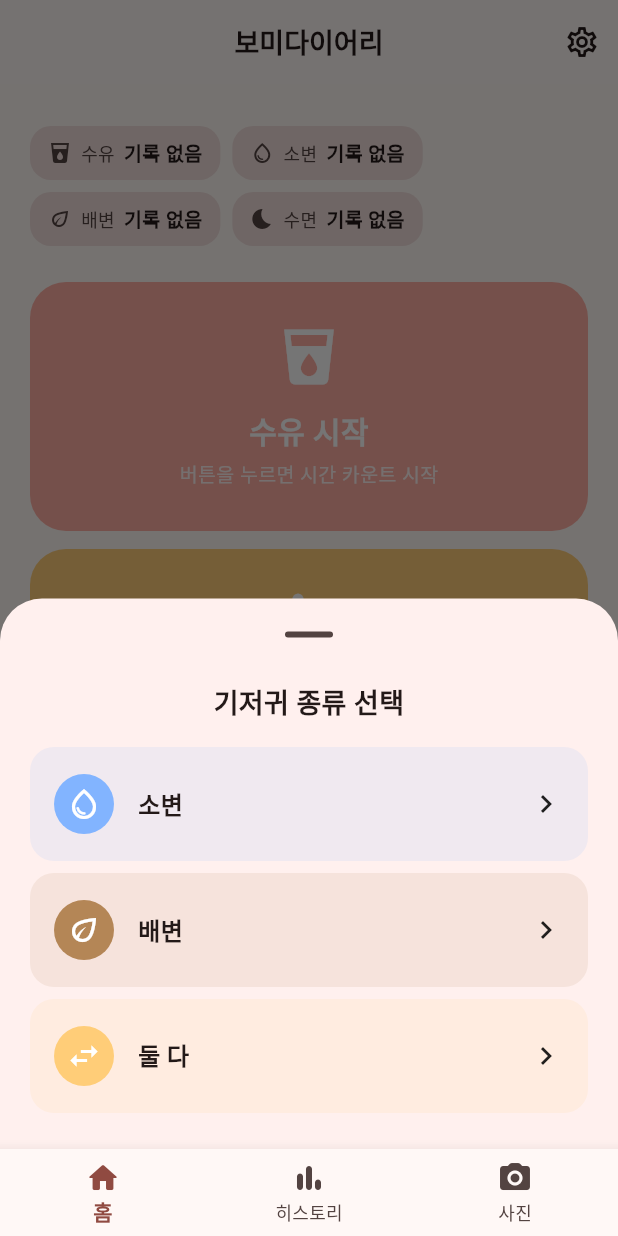
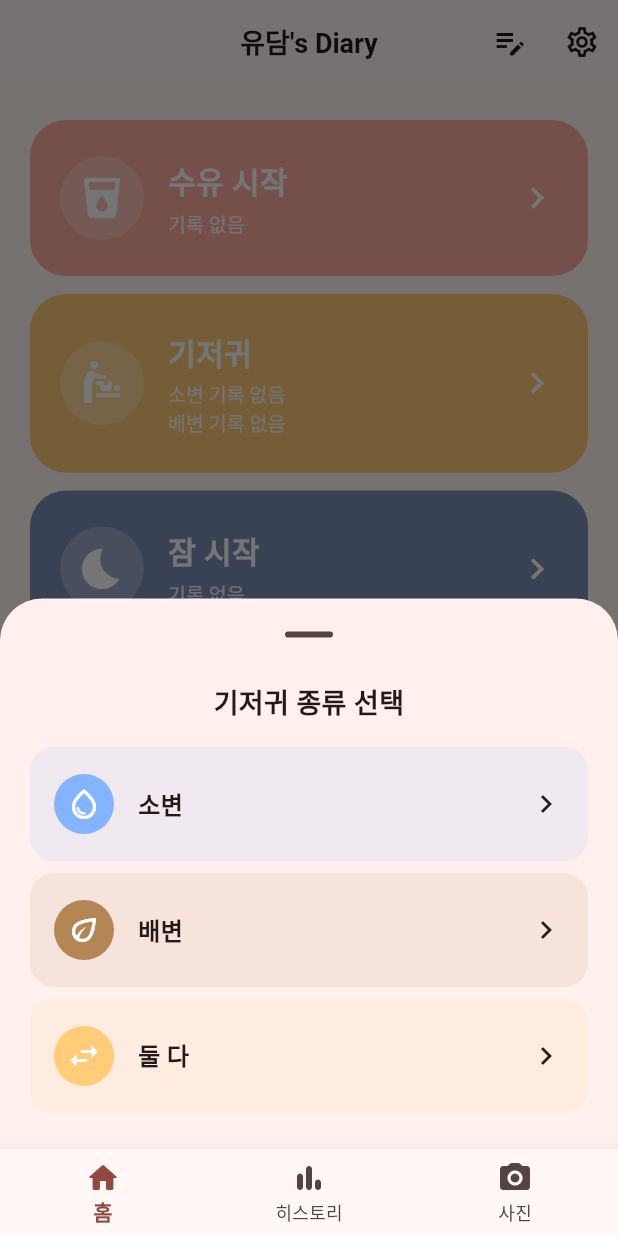
Before and after one commit to jya1park/BodmeDiary, a Flutter app: the HomeScreen screen opened by its route, after a tap on "기저귀", on a phone screen of 412 x 824 dp. Run offline on Flutter 3.47's test engine with Material 3 defaults, Android fonts, the phone set to English and light mode, and no system bars; our stand-ins replace cloud_firestore, cloud_functions, firebase_auth, firebase_core, firebase_crashlytics, fl_chart and 5 more; missing offline and left inert: firebase_app_check; accounts and stored records are empty; Roboto replaces fonts that are missing (NotoSansKR).

Commit message:
홈 UX 개선 + 수동 기록 편집 기능 추가
홈 화면 통합:
- 상단 ElapsedSinceChip 4개 Wrap 제거
- 각 큰 버튼이 가로 배치(아이콘 + 라벨/메타) 로 변경
- 버튼 안에 ElapsedText 위젯으로 마지막 기록 경과시간 표시
  - 수유: "마지막 1시간 23분 전 · 약 ~46ml"
  - 기저귀: "소변 35분 전" / "배변 4시간 전" 두 줄
  - 잠: "깬지 1시간 전"
- ElapsedText 는 30초마다 자동 갱신

기록 편집 (수동 기록 추가/삭제):
- 홈 AppBar 에 edit_note 아이콘 → /manual-records 로 이동
- ManualRecordsScreen: 최근 100개 이벤트 목록
  - 우측 스와이프 또는 휴지통 아이콘 → 삭제 확인 다이얼로그
  - FAB '+ 수동 기록' → 폼 바텀시트
- ManualRecordForm:
  - 종류 선택 (수유/기저귀/잠) SegmentedButton
  - 시작·종료 시간 datetime picker (기저귀는 시작=종료)
  - 기저귀 종류 선택 (소변/배변/둘다)
  - 분유 양 입력 (선택)
  - 저장 시 source: manual 로 기록

영향 범위:
- PrimaryActionButton: subtitle: String? → Widget? 으로 변경
- routes.dart, app_router.dart: /manual-records 경로 추가
- elapsed_since_chip.dart: 더 이상 사용 안 함 (dead code, 추후 정리)

```diff
--- a/lib/core/routing/app_router.dart
+++ b/lib/core/routing/app_router.dart
@@ -8,6 +8,7 @@ import '../../features/auth/presentation/sign_in_screen.dart';
 import '../../features/auth/presentation/splash_screen.dart';
 import '../../features/history/presentation/history_screen.dart';
 import '../../features/home/presentation/home_screen.dart';
+import '../../features/manual/presentation/manual_records_screen.dart';
 import '../../features/onboarding/presentation/add_baby_screen.dart';
 import '../../features/photo_ocr/presentation/photo_capture_screen.dart';
 import '../../features/photo_ocr/presentation/photo_review_screen.dart';
@@ -97,6 +98,10 @@ final appRouterProvider = Provider<GoRouter>((ref) {
         path: Routes.familyInvite,
         builder: (_, __) => const FamilyInviteScreen(),
       ),
+      GoRoute(
+        path: Routes.manualRecords,
+        builder: (_, __) => const ManualRecordsScreen(),
+      ),
     ],
     errorBuilder: (context, state) => Scaffold(
       body: Center(child: Text('경로 오류: ${state.uri}')),
--- a/lib/core/routing/routes.dart
+++ b/lib/core/routing/routes.dart
@@ -14,4 +14,5 @@ class Routes {
   static const settings = '/settings';
   static const familyInvite = '/settings/family-invite';
   static const photoReview = '/photo/review';
+  static const manualRecords = '/manual-records';
 }
--- /dev/null
+++ b/lib/core/widgets/elapsed_text.dart
@@ -0,0 +1,53 @@
+import 'dart:async';
+
+import 'package:flutter/material.dart';
+
+import '../time/duration_format.dart';
+
+/// 30초마다 자동 갱신되는 "X 전" 텍스트.
+/// [since] 가 null 이면 [emptyText] (기본: "기록 없음") 표시.
+class ElapsedText extends StatefulWidget {
+  const ElapsedText({
+    required this.since,
+    this.prefix = '마지막 ',
+    this.suffix,
+    this.emptyText = '기록 없음',
+    super.key,
+  });
+
+  final DateTime? since;
+  final String prefix;
+  final String? suffix;
+  final String emptyText;
+
+  @override
+  State<ElapsedText> createState() => _ElapsedTextState();
+}
+
+class _ElapsedTextState extends State<ElapsedText> {
+  Timer? _ticker;
+
+  @override
+  void initState() {
+    super.initState();
+    _ticker = Timer.periodic(const Duration(seconds: 30), (_) {
+      if (mounted) setState(() {});
+    });
+  }
+
+  @override
+  void dispose() {
+    _ticker?.cancel();
+    super.dispose();
+  }
+
+  @override
+  Widget build(BuildContext context) {
+    final since = widget.since;
+    if (since == null) return Text(widget.emptyText);
+    final base =
+        widget.prefix + formatElapsed(DateTime.now().difference(since));
+    final suffix = widget.suffix;
+    return Text(suffix == null ? base : '$base · $suffix');
+  }
+}
--- a/lib/core/widgets/primary_action_button.dart
+++ b/lib/core/widgets/primary_action_button.dart
@@ -1,6 +1,7 @@
 import 'package:flutter/material.dart';
 
 /// 홈 화면의 큰 액션 버튼 (수유·기저귀·잠).
+/// [subtitle] 은 위젯이라 정적 텍스트뿐 아니라 동적 경과시간 표시도 가능.
 class PrimaryActionButton extends StatelessWidget {
   const PrimaryActionButton({
     required this.label,
@@ -14,7 +15,7 @@ class PrimaryActionButton extends StatelessWidget {
   final String label;
   final IconData icon;
   final Color color;
-  final String? subtitle;
+  final Widget? subtitle;
   final VoidCallback onTap;
 
   @override
@@ -26,30 +27,47 @@ class PrimaryActionButton extends StatelessWidget {
         onTap: onTap,
         borderRadius: BorderRadius.circular(24),
         child: Padding(
-          padding: const EdgeInsets.symmetric(vertical: 28, horizontal: 20),
+          padding: const EdgeInsets.symmetric(vertical: 24, horizontal: 20),
+          child: Row(
+            children: [
+              Container(
+                width: 56,
+                height: 56,
+                decoration: BoxDecoration(
+                  color: Colors.white.withValues(alpha: 0.25),
+                  shape: BoxShape.circle,
+                ),
+                child: Icon(icon, size: 32, color: Colors.white),
+              ),
+              const SizedBox(width: 16),
+              Expanded(
                 child: Column(
-            mainAxisAlignment: MainAxisAlignment.center,
+                  crossAxisAlignment: CrossAxisAlignment.start,
+                  mainAxisSize: MainAxisSize.min,
                   children: [
-              Icon(icon, size: 44, color: Colors.white),
-              const SizedBox(height: 12),
                     Text(
                       label,
                       style: const TextStyle(
                         color: Colors.white,
                         fontSize: 20,
-                  fontWeight: FontWeight.w700,
+                        fontWeight: FontWeight.w800,
                       ),
                     ),
                     if (subtitle != null) ...[
                       const SizedBox(height: 4),
-                Text(
-                  subtitle!,
+                      DefaultTextStyle(
                         style: TextStyle(
-                    color: Colors.white.withOpacity(0.85),
+                          color: Colors.white.withValues(alpha: 0.9),
                           fontSize: 13,
+                          fontWeight: FontWeight.w500,
+                        ),
+                        child: subtitle!,
+                      ),
+                    ],
+                  ],
                 ),
               ),
-              ],
+              const Icon(Icons.chevron_right, color: Colors.white, size: 28),
             ],
           ),
         ),
--- a/lib/features/home/presentation/home_screen.dart
+++ b/lib/features/home/presentation/home_screen.dart
@@ -5,7 +5,7 @@ import 'package:go_router/go_router.dart';
 
 import '../../../core/routing/routes.dart';
 import '../../../core/widgets/active_timer_banner.dart';
-import '../../../core/widgets/elapsed_since_chip.dart';
+import '../../../core/widgets/elapsed_text.dart';
 import '../../../core/widgets/primary_action_button.dart';
 import '../../../data/models/baby.dart';
 import '../../../data/models/care_event.dart';
@@ -15,17 +15,6 @@ import '../../../data/repositories/family_repository.dart';
 import '../../../data/repositories/timer_repository.dart';
 import '../../diaper/presentation/diaper_modal.dart';
 import '../../feeding/presentation/feeding_stop_sheet.dart';
-
-/// 수유 칩의 부가 텍스트.
-/// - 분유 (`feedingAmountMl != null`) → "120ml"
-/// - 모유 + 유축량 설정 → "약 ~46ml" (예측)
-/// - 그 외 → null (시간만 표시)
-String? _feedTrailing(CareEvent? feed, Baby? baby) {
-  if (feed == null) return null;
-  if (feed.feedingAmountMl != null) return '${feed.feedingAmountMl}ml';
-  final estimate = estimateBreastMilkMl(feed.duration, baby?.pumpRateMlPer10Min);
-  return estimate == null ? null : '약 ~${estimate}ml';
-}
 
 class HomeScreen extends ConsumerWidget {
   const HomeScreen({super.key});
@@ -107,7 +96,7 @@ class HomeScreen extends ConsumerWidget {
       showDragHandle: true,
       builder: (_) => FeedingStopSheet(startedAt: active.startedAt),
     );
-    if (result == null || !result.saved) return; // 사용자가 닫음 — 타이머 유지
+    if (result == null || !result.saved) return;
 
     final ok = await ref.read(timerRepositoryProvider).stopTimer(
           familyId: family,
@@ -156,7 +145,8 @@ class HomeScreen extends ConsumerWidget {
     final lastPee = today
         .where((e) =>
             e.type == CareEventType.diaper &&
-            (e.diaperKind == DiaperKind.pee || e.diaperKind == DiaperKind.both))
+            (e.diaperKind == DiaperKind.pee ||
+                e.diaperKind == DiaperKind.both))
         .sorted((a, b) => b.startAt.compareTo(a.startAt))
         .firstOrNull;
     final lastPoop = today
@@ -173,8 +163,13 @@ class HomeScreen extends ConsumerWidget {
 
     return Scaffold(
       appBar: AppBar(
-        title: Text(baby == null ? '보미다이어리' : '${baby.name} 의 하루'),
+        title: Text(baby == null ? "유담's Diary" : '${baby.name} 의 하루'),
         actions: [
+          IconButton(
+            icon: const Icon(Icons.edit_note),
+            tooltip: '기록 편집',
+            onPressed: () => context.push(Routes.manualRecords),
+          ),
           IconButton(
             icon: const Icon(Icons.settings_outlined),
             onPressed: () => context.push(Routes.settings),
@@ -209,35 +204,7 @@ class HomeScreen extends ConsumerWidget {
                   onStop: () => _stopSleep(context, ref),
                 ),
               ),
-            const SizedBox(height: 8),
-            Wrap(
-              spacing: 8,
-              runSpacing: 8,
-              children: [
-                ElapsedSinceChip(
-                  label: '수유',
-                  icon: Icons.local_drink,
-                  since: lastFeed?.startAt,
-                  trailing: _feedTrailing(lastFeed, baby),
-                ),
-                ElapsedSinceChip(
-                  label: '소변',
-                  icon: Icons.water_drop_outlined,
-                  since: lastPee?.startAt,
-                ),
-                ElapsedSinceChip(
-                  label: '배변',
-                  icon: Icons.eco_outlined,
-                  since: lastPoop?.startAt,
-                ),
-                ElapsedSinceChip(
-                  label: '수면',
-                  icon: Icons.bedtime,
-                  since: lastSleep?.endAt,
-                ),
-              ],
-            ),
-            const SizedBox(height: 24),
+            const SizedBox(height: 4),
             PrimaryActionButton(
               label: activeFeed == null ? '수유 시작' : '수유 종료',
               icon: Icons.local_drink,
@@ -245,9 +212,10 @@ class HomeScreen extends ConsumerWidget {
               onTap: () => activeFeed == null
                   ? _onFeeding(context, ref)
                   : _stopFeeding(context, ref),
-              subtitle: activeFeed == null
-                  ? '버튼을 누르면 시간 카운트 시작'
-                  : '종료 시 분유 양도 함께 기록 가능',
+              subtitle: ElapsedText(
+                since: lastFeed?.startAt,
+                suffix: _feedAmountSuffix(lastFeed, baby),
+              ),
             ),
             const SizedBox(height: 12),
             PrimaryActionButton(
@@ -255,7 +223,10 @@ class HomeScreen extends ConsumerWidget {
               icon: Icons.baby_changing_station,
               color: const Color(0xFFFFCD78),
               onTap: () => _onDiaper(context, ref),
-              subtitle: '소변 / 배변 / 둘다',
+              subtitle: _DiaperMeta(
+                lastPee: lastPee?.startAt,
+                lastPoop: lastPoop?.startAt,
+              ),
             ),
             const SizedBox(height: 12),
             PrimaryActionButton(
@@ -265,7 +236,11 @@ class HomeScreen extends ConsumerWidget {
               onTap: () => activeSleep == null
                   ? _onSleep(context, ref)
                   : _stopSleep(context, ref),
-              subtitle: '시작–종료 타이머',
+              subtitle: ElapsedText(
+                since: lastSleep?.endAt,
+                prefix: '깬지 ',
+                emptyText: '기록 없음',
+              ),
             ),
             const SizedBox(height: 24),
             if (baby == null)
@@ -283,4 +258,30 @@ class HomeScreen extends ConsumerWidget {
       ),
     );
   }
+
+  String? _feedAmountSuffix(CareEvent? feed, Baby? baby) {
+    if (feed == null) return null;
+    if (feed.feedingAmountMl != null) return '${feed.feedingAmountMl}ml';
+    final estimate = estimateBreastMilkMl(feed.duration, baby?.pumpRateMlPer10Min);
+    return estimate == null ? null : '약 ~${estimate}ml';
+  }
 }
+
+/// 기저귀 버튼 안에 들어갈 "소변 X 전 / 배변 Y 전" 두 줄 텍스트.
+class _DiaperMeta extends StatelessWidget {
+  const _DiaperMeta({this.lastPee, this.lastPoop});
+  final DateTime? lastPee;
+  final DateTime? lastPoop;
+
+  @override
+  Widget build(BuildContext context) {
+    return Column(
+      crossAxisAlignment: CrossAxisAlignment.start,
+      mainAxisSize: MainAxisSize.min,
+      children: [
+        ElapsedText(since: lastPee, prefix: '소변 ', emptyText: '소변 기록 없음'),
+        ElapsedText(since: lastPoop, prefix: '배변 ', emptyText: '배변 기록 없음'),
+      ],
+    );
+  }
+}
```
Also changed, not shown: lib/features/manual/presentation/manual_record_form.dart (added, +248 -0 lines), lib/features/manual/presentation/manual_records_screen.dart (added, +184 -0 lines). Lines whose indentation alone changed are shown as unchanged.
